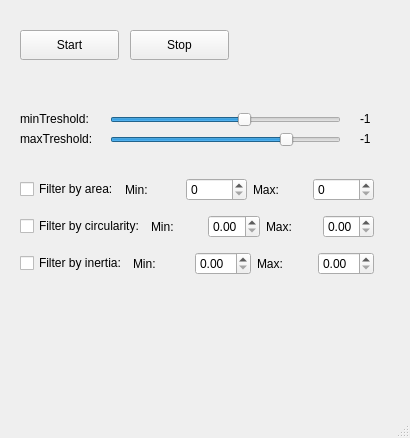
Old version of the form BlobDetection/mainwindow.ui in the repository kyostim/SulautetutJarjestelmat.
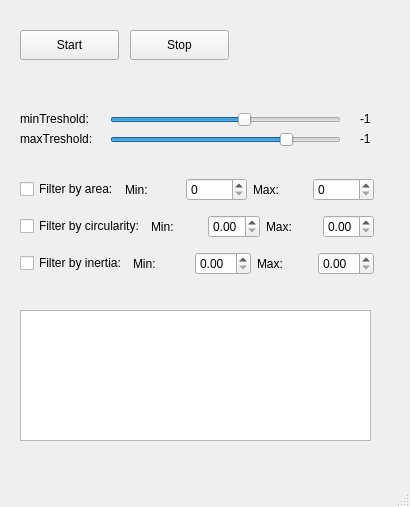
New version of the form.

```diff
--- a/BlobDetection/mainwindow.ui
+++ b/BlobDetection/mainwindow.ui
@@ -7,7 +7,7 @@
     <x>0</x>
     <y>0</y>
     <width>410</width>
-    <height>438</height>
+    <height>507</height>
    </rect>
   </property>
   <property name="windowTitle">
@@ -136,7 +136,7 @@
      <enum>Qt::Horizontal</enum>
     </property>
    </widget>
-   <widget class="QWidget" name="">
+   <widget class="QWidget" name="layoutWidget">
     <property name="geometry">
      <rect>
       <x>20</x>
@@ -277,6 +277,16 @@
      </item>
     </layout>
    </widget>
+   <widget class="QPlainTextEdit" name="plainTextEditContentText">
+    <property name="geometry">
+     <rect>
+      <x>20</x>
+      <y>310</y>
+      <width>351</width>
+      <height>131</height>
+     </rect>
+    </property>
+   </widget>
   </widget>
   <widget class="QMenuBar" name="menubar">
    <property name="geometry">
```
